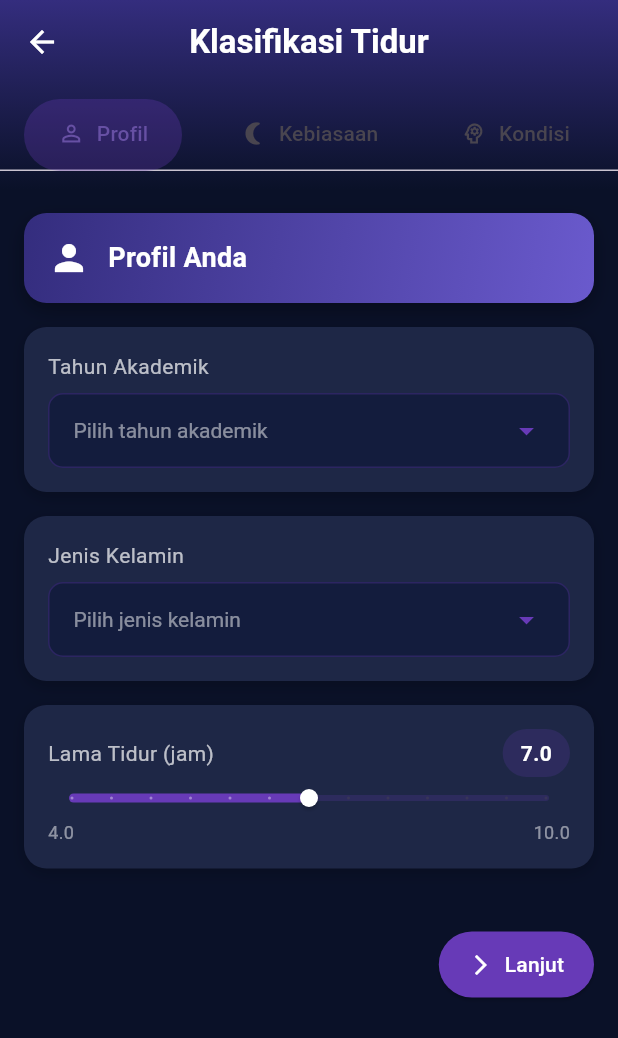
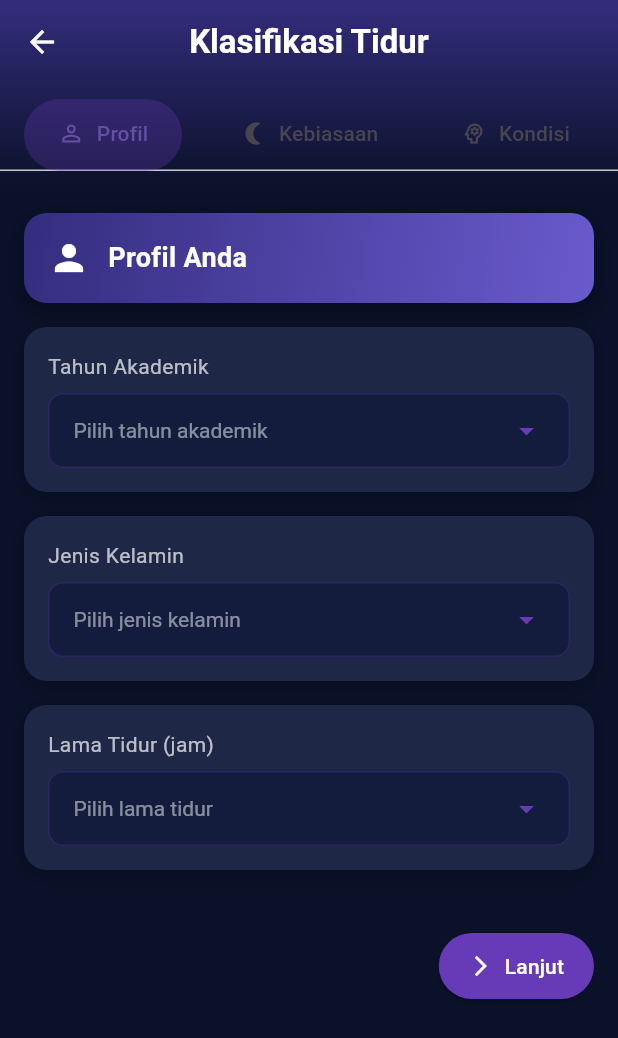
Before and after one commit to riziqhilmi/Insomnia-Mobile, a Flutter app: the SleepClassificationPage screen opened directly, on a phone screen of 412 x 824 dp. Shown: the top 1038 px of the screen. Run offline on Flutter 3.47's test engine with Material 3 defaults, Android fonts, the phone set to English and light mode, and no system bars; our stand-ins replace animated_background, get, google_fonts.

Commit message:
add change lenguange

```diff
--- a/lib/page/prediski_page.dart
+++ b/lib/page/prediski_page.dart
@@ -17,7 +17,7 @@ class _SleepClassificationPageState extends State<SleepClassificationPage>
   // Form values
   String? _year;
   String? _gender;
-  double _sleepHours = 7.0;
+  String? _sleepHours ;
   String? _concentrationDifficulty;
   String? _missClass;
   String? _deviceUse;
@@ -221,7 +221,7 @@ class _SleepClassificationPageState extends State<SleepClassificationPage>
               'Tahun Pertama',
               'Tahun Kedua',
               'Tahun Ketiga',
-              'Tahun Keempat'
+              'Mahasiswa PascaSarjana',
             ],
             onChanged: (val) => setState(() => _year = val),
           ),
@@ -234,12 +234,11 @@ class _SleepClassificationPageState extends State<SleepClassificationPage>
             onChanged: (val) => setState(() => _gender = val),
           ),
           const SizedBox(height: 16),
-          _buildSliderField(
+          _buildDropdownField(
             title: 'Lama Tidur (jam)',
+            hint: 'Pilih lama tidur',
             value: _sleepHours,
-            min: 4,
-            max: 10,
-            divisions: 12,
+            items: const ['Lebih dari 8 jam', '7-8 jam', '6-7 jam', '5-6 jam', '4-5 jam','Kurang dari 4 jam','Kurang dari 5 jam'],
             onChanged: (val) => setState(() => _sleepHours = val),
           ),
           const SizedBox(height: 40),
@@ -261,7 +260,7 @@ class _SleepClassificationPageState extends State<SleepClassificationPage>
             title: 'Penggunaan Perangkat Sebelum Tidur',
             hint: 'Pilih frekuensi',
             value: _deviceUse,
-            items: const ['Tidak Pernah', 'Selalu'],
+            items: const ['Tidak Pernah','Jarang','Kadang-kadang', 'Selalu', 'Sering','Setiap malam'],
             onChanged: (val) => setState(() => _deviceUse = val),
           ),
           const SizedBox(height: 16),
@@ -269,7 +268,7 @@ class _SleepClassificationPageState extends State<SleepClassificationPage>
             title: 'Konsumsi Kafein',
             hint: 'Pilih jawaban',
             value: _caffeine,
-            items: const ['Ya', 'Tidak'],
+            items: const ['Tidak pernah', 'Jarang (1-2 kali/minggu)','Kadang-kadang (3-4/minggu)','Sering (5-6 kali/minggu)','Setiap hari', 'Ya', 'Tidak'],
             onChanged: (val) => setState(() => _caffeine = val),
           ),
           const SizedBox(height: 16),
@@ -277,7 +276,7 @@ class _SleepClassificationPageState extends State<SleepClassificationPage>
             title: 'Aktivitas Olahraga',
             hint: 'Pilih jawaban',
             value: _exercise,
-            items: const ['Ya', 'Tidak'],
+            items: const ['Tidak pernah', 'Jarang (1-2 kali/minggu)','Kadang-kadang (3-4/minggu)','Sering (5-6 kali/minggu)','Setiap hari', 'Ya', 'Tidak'],
             onChanged: (val) => setState(() => _exercise = val),
           ),
           const SizedBox(height: 40),
@@ -299,7 +298,7 @@ class _SleepClassificationPageState extends State<SleepClassificationPage>
             title: 'Kesulitan Konsentrasi',
             hint: 'Pilih frekuensi',
             value: _concentrationDifficulty,
-            items: const ['Tidak Pernah', 'Kadang-kadang', 'Sering', 'Selalu'],
+            items: const ['Tidak Pernah', 'Jarang','Kadang-kadang', 'Sering', 'Selalu'],
             onChanged: (val) => setState(() => _concentrationDifficulty = val),
           ),
           const SizedBox(height: 16),
@@ -307,7 +306,7 @@ class _SleepClassificationPageState extends State<SleepClassificationPage>
             title: 'Ketidakhadiran Kuliah',
             hint: 'Pilih frekuensi',
             value: _missClass,
-            items: const ['Tidak Pernah', 'Kadang-kadang', 'Sering'],
+            items: const ['Tidak Pernah','Jarang(1-2 kali/bulan)', 'Kadang-kadang', 'Sering'],
             onChanged: (val) => setState(() => _missClass = val),
           ),
           const SizedBox(height: 16),
@@ -315,7 +314,7 @@ class _SleepClassificationPageState extends State<SleepClassificationPage>
             title: 'Tingkat Stres',
             hint: 'Pilih tingkat stres',
             value: _stressLevel,
-            items: const ['Rendah', 'Sedang', 'Tinggi', 'Sangat Tinggi'],
+            items: const ['Tidak Stress', 'Stress rendah', 'Stress sedang', 'Stress tinggi','Sangat tinggi','Esktrem'],
             onChanged: (val) => setState(() => _stressLevel = val),
           ),
           const SizedBox(height: 16),
@@ -323,7 +322,7 @@ class _SleepClassificationPageState extends State<SleepClassificationPage>
             title: 'Performa Akademik',
             hint: 'Pilih performa',
             value: _academicPerformance,
-            items: const ['Buruk', 'Cukup', 'Baik'],
+            items: const ['Sangat baik', 'Baik', 'Cukup', 'Dibawah rata-rata', 'Buruk'],
             onChanged: (val) => setState(() => _academicPerformance = val),
           ),
           const SizedBox(height: 40),
@@ -551,7 +550,7 @@ class _SleepClassificationPageState extends State<SleepClassificationPage>
           onPressed: _nextPage,
           label: Text(isLastPage ? 'Klasifikasi' : 'Lanjut'),
           icon: Icon(isLastPage ? Icons.check_circle : Icons.arrow_forward_ios,
-              size: 16),
+          size: 16),
           style: ElevatedButton.styleFrom(
             foregroundColor: Colors.white,
             backgroundColor: isLastPage ? Colors.green : Colors.deepPurple,
--- /dev/null
+++ b/lib/utils/localization-service.dart
@@ -0,0 +1,64 @@
+import 'package:get/get.dart';
+
+class LocalizationService extends Translations {
+  @override
+  Map<String, Map<String, String>> get keys => {
+        'en_US': {
+          "mulai": "Start",
+          "hello": "Hello US",
+          "laporan_terbaru": "Latest Report",
+          "bahasa": "Languages",
+          "pengaturan": "Settings",
+          "pilih_bahasa": "Choose Languages",
+          "bantuan": "Help",
+          "tentang_aplikasi": "About",
+          "keluar_desk": "Are you sure want to logout?",
+          "keluar": "Logout",
+          "batal": "Cancel",
+          "iya": "Yes",
+          "laporan_usaha": "Bussiness Report",
+          "daftar_usaha": "Bussiness Lists",
+          "informasi_akun": "Account Information",
+          "pengaduan": "Complaint",
+          "pilih_usaha": "Please choose your bussiness section to show the data, however you can change it later",
+          "tanggal_awal": "Start Date",
+          "tanggal_akhir": "End Date",
+          "pilih_tanggal": "Choose Date",
+          "pilih_bulan": "Choose Month",
+          "rekap_data": "Export Data",
+          "home_desc": "Below is a report about your business development",
+          "mode_gelap": "Dark Mode",
+          "rekap_usaha":
+              "Please fill the blank below to generate your financial report, report correspond with active bussiness on bussiness list feature"
+        },
+        'id_ID': {
+          "mulai": "Mulai",
+          "hello": "Hello ID",
+          "laporan_terbaru": "Laporan Terbaru",
+          "bahasa": "Bahasa",
+          "pengaturan": "Pengaturan",
+          "pilih_bahasa": "Pilih Bahasa",
+          "bantuan": "Bantuan",
+          "tentang_aplikasi": "Tentang",
+          "keluar_desk": "Apakah anda yakin untuk keluar?",
+          "keluar": "Keluar",
+          "batal": "Batal",
+          "iya": "Iya",
+          "laporan_usaha": "Laporan Usaha",
+          "daftar_usaha": "Daftar Usaha",
+          "informasi_akun": "Informasi Akun",
+          "pengaduan": "Pengaduan",
+          "tanggal_awal": "Tanggal Awal",
+          "tanggal_akhir": "Tanggal Akhir",
+          "pilih_tanggal": "Pilih Tanggal",
+          "pilih_bulan": "Pilih Bulan",
+          "rekap_data": "Rekap Data",
+          "home_desc": "Dibawah ini laporan tentang perkembangan usaha anda",
+          "mode_gelap": "Mode Gelap",
+          "pilih_usaha":
+              "Pilih usaha untuk ditampilkan di seluruh aplikasi, anda bisa mengubah kembali pada lain waktu",
+          "rekap_usaha":
+              "Isi kolom dibawah ini untuk merekap laporan keuangan anda, rekap usaha sesuai dengan usaha yang aktif di fitur daftar usaha",
+        }
+      };
+}
--- a/lib/widgets/splash_button.dart
+++ b/lib/widgets/splash_button.dart
@@ -1,4 +1,5 @@
 import 'package:flutter/material.dart';
+import 'package:get/get.dart';
 import '../screens/login_screen.dart'; // Pastikan path-nya sesuai dengan struktur foldermu
 
 class SplashNextButton extends StatelessWidget {
@@ -24,8 +25,8 @@ class SplashNextButton extends StatelessWidget {
               MaterialPageRoute(builder: (context) => const LoginScreen()),
             );
           },
-          child: const Text(
-            'Mulai',
+          child:  Text(
+            'mulai'.tr,
             style: TextStyle(fontSize: 18, color: Colors.white),
           ),
         ),
--- a/pubspec.yaml
+++ b/pubspec.yaml
@@ -29,6 +29,8 @@ environment:
 # versions available, run `flutter pub outdated`.
 dependencies:
   flutter:
+    sdk: flutter
+  flutter_localizations:
     sdk: flutter
   animated_background: ^2.0.0
   get: ^4.7.2
```
Also changed, not shown: lib/main.dart (+13 -1 lines), lib/page/language_page.dart (added, +523 -0 lines), lib/page/profile_page.dart (+9 -5 lines), pubspec.lock.
